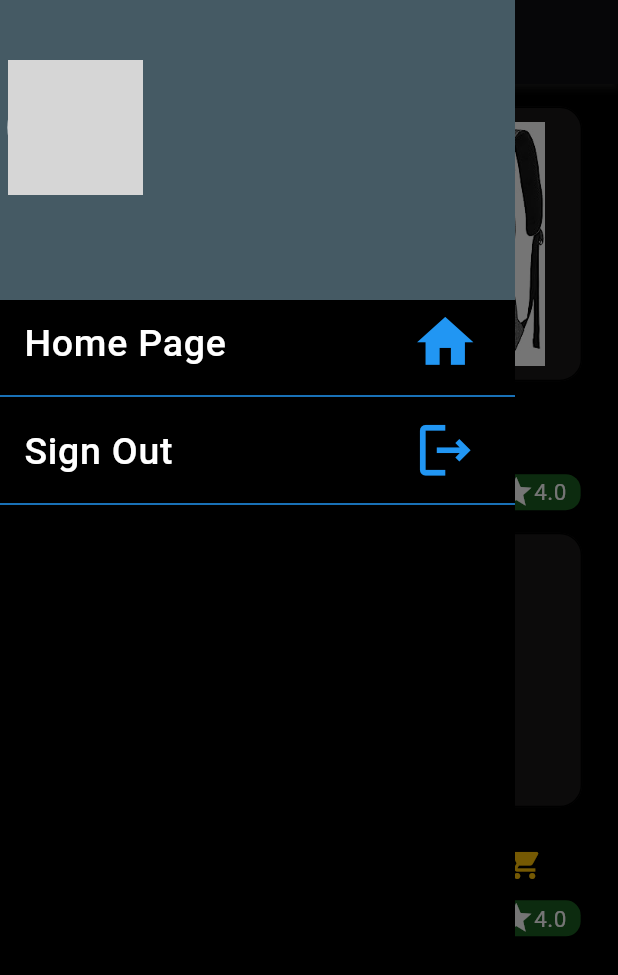
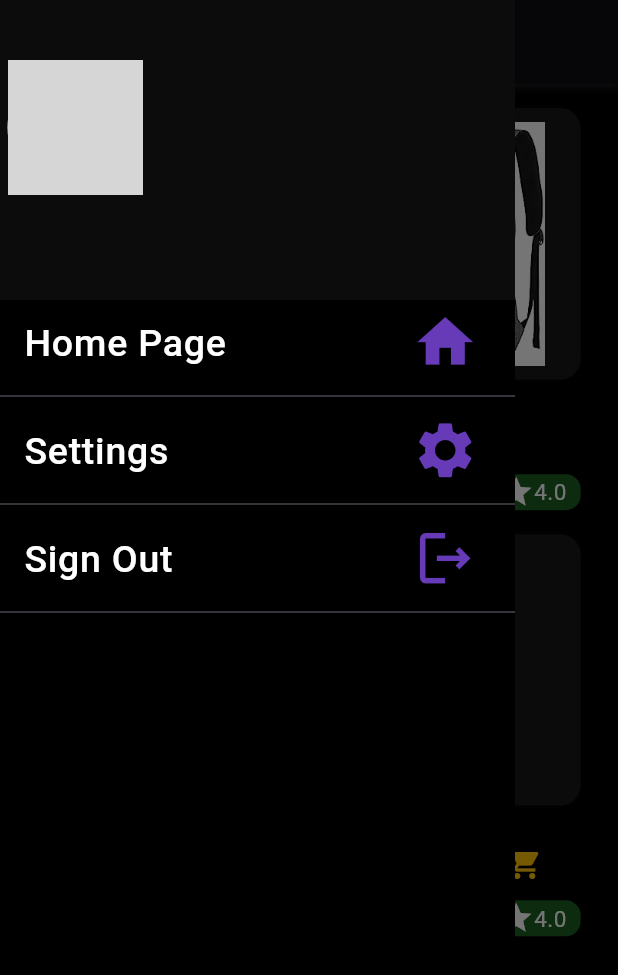
Before and after one commit to MohannadMadi/e-commerce-app, a Flutter app: the HomeScreen screen opened directly with empty values, with the side drawer open, on a phone screen of 412 x 824 dp. Shown: the top 975 px of the screen. Run offline on Flutter 3.47's test engine with Material 3 defaults, Android fonts, the phone set to English and light mode, and no system bars; our stand-ins replace connectivity, email_validator, firebase_auth, firebase_core, flutter_pw_validator, image_picker and 1 more; accounts and stored records are empty; grey boxes are pictures that could not be loaded.

Commit message:
added settingsScreen and ImagePicker

```diff
--- a/lib/custom_widgets/custom_drawer.dart
+++ b/lib/custom_widgets/custom_drawer.dart
@@ -2,9 +2,9 @@
 
 import 'package:course/screens/authentication/sign_in.dart';
 import 'package:course/screens/home_screen.dart';
+import 'package:course/screens/settings/settings_screen.dart';
 import 'package:course/services/firebase_auth_services.dart';
 import 'package:flutter/material.dart';
-import 'package:flutter/src/widgets/framework.dart';
 
 import 'package:course/model/user.dart';
 import 'package:loading_animation_widget/loading_animation_widget.dart';
@@ -37,27 +37,27 @@ class _CustomDrawerState extends State<CustomDrawer> {
             children: [
               Container(
                 height: 200,
-                color: Colors.blueGrey[700],
+                color: const Color.fromARGB(255, 12, 12, 12),
                 child: Column(
                   children: [
-                    SizedBox(
+                    const SizedBox(
                       height: 40,
                     ),
                     Row(
                       children: [
-                        SizedBox(
+                        const SizedBox(
                           width: 5,
                         ),
                         widget.user.profilePic == null
-                            ? CircleAvatar(
+                            ? const CircleAvatar(
                                 backgroundColor:
                                     Color.fromARGB(255, 19, 19, 19),
-                                child: const Icon(
+                                radius: 45,
+                                child: Icon(
                                   Icons.person,
                                   size: 80,
                                   color: Colors.grey,
                                 ),
-                                radius: 45,
                               )
                             : CircleAvatar(
                                 backgroundColor: Colors.white,
@@ -65,13 +65,14 @@ class _CustomDrawerState extends State<CustomDrawer> {
                                 foregroundImage:
                                     AssetImage(widget.user.profilePic!),
                               ),
-                        SizedBox(
+                        const SizedBox(
                           width: 10,
                         ),
                         Expanded(
                           child: Text(
                             widget.user.userName,
-                            style: TextStyle(fontSize: 35, color: Colors.white),
+                            style: const TextStyle(
+                                fontSize: 35, color: Colors.white),
                           ),
                         )
                       ],
@@ -80,10 +81,10 @@ class _CustomDrawerState extends State<CustomDrawer> {
                 ),
               ),
               CustomListTile(
-                icon: Icon(
+                icon: const Icon(
                   Icons.home,
                   size: 45,
-                  color: Colors.blue,
+                  color: Colors.deepPurple,
                 ),
                 text: "Home Page",
                 pageRoute: HomeScreen(
@@ -91,8 +92,19 @@ class _CustomDrawerState extends State<CustomDrawer> {
                 ),
               ),
               CustomListTile(
+                text: "Settings",
+                icon: const Icon(
+                  Icons.settings,
+                  size: 45,
+                  color: Colors.deepPurple,
+                ),
+                pageRoute: Settings(
+                  user: widget.user,
+                ),
+              ),
+              CustomListTile(
                   text: "Sign Out",
-                  onpressed: () async {
+                  onpressed: () {
                     setState(() {
                       loading = true;
                     });
@@ -103,10 +115,10 @@ class _CustomDrawerState extends State<CustomDrawer> {
                       loading = false;
                     });
                   },
-                  icon: Icon(
+                  icon: const Icon(
                     Icons.logout_outlined,
                     size: 45,
-                    color: Colors.blue,
+                    color: Colors.deepPurple,
                   ))
             ],
           ),
@@ -121,7 +133,7 @@ class _CustomDrawerState extends State<CustomDrawer> {
                       color: Colors.white, size: 80),
                 ),
               )
-            : SizedBox(),
+            : const SizedBox(),
       ],
     );
   }
--- a/lib/custom_widgets/custom_tile.dart
+++ b/lib/custom_widgets/custom_tile.dart
@@ -1,13 +1,12 @@
 // ignore_for_file: public_member_api_docs, sort_constructors_first
 import 'package:flutter/material.dart';
-import 'package:flutter/src/widgets/framework.dart';
 
 class CustomListTile extends StatefulWidget {
   final String text;
   final Widget? pageRoute;
   final Function? onpressed;
   final Icon icon;
-  CustomListTile({
+  const CustomListTile({
     Key? key,
     this.onpressed,
     required this.text,
@@ -33,12 +32,10 @@ class _CustomListTileState extends State<CustomListTile> {
             },
             leading: Text(
               widget.text,
-              style: TextStyle(color: Colors.white, fontSize: 25),
+              style: const TextStyle(color: Colors.white, fontSize: 25),
             ),
             trailing: widget.icon),
-        Divider(
-          color: Colors.blue,
-        )
+        const Divider()
       ],
     );
   }
--- a/lib/main.dart
+++ b/lib/main.dart
@@ -17,15 +17,13 @@ class MyApp extends StatefulWidget {
 }
 
 class _MyAppState extends State<MyApp> {
-  ThemeData customTheme = ThemeData.dark()
-      .copyWith(appBarTheme: AppBarTheme(backgroundColor: Colors.purple));
   bool dark = false;
   @override
   Widget build(BuildContext context) {
     return MaterialApp(
       debugShowCheckedModeBanner: false,
       theme: ThemeData.dark(),
-      home: Scaffold(
+      home: const Scaffold(
         body: SignInPage(),
       ),
     );
--- a/lib/screens/authentication/sign_in.dart
+++ b/lib/screens/authentication/sign_in.dart
@@ -1,7 +1,3 @@
-import 'dart:ffi';
-import 'dart:io';
-
-import 'package:course/model/user.dart';
 import 'package:course/screens/home_screen.dart';
 import 'package:course/screens/authentication/sign_up.dart';
 import 'package:email_validator/email_validator.dart';
--- a/lib/screens/home_screen.dart
+++ b/lib/screens/home_screen.dart
@@ -1,5 +1,4 @@
 import 'package:flutter/material.dart';
-import 'package:flutter/src/widgets/framework.dart';
 import '../custom_widgets/custom_drawer.dart';
 import '../custom_widgets/item_card_widget.dart';
 import '../model/item_card_class.dart';
@@ -18,19 +17,20 @@ class _HomeScreenState extends State<HomeScreen> {
   double left = 40;
   bool animate = false;
   late Item selectedItem = item1;
-  late Offset itemPosition = Offset(0, 0);
+  late Offset itemPosition = const Offset(0, 0);
   @override
   void initState() {
     super.initState();
   }
 
-  getPos(GlobalKey _productKey) {
+  getPos(GlobalKey productKey) {
     RenderBox renderBox =
-        _productKey.currentContext!.findRenderObject() as RenderBox;
+        productKey.currentContext!.findRenderObject() as RenderBox;
     itemPosition = renderBox.localToGlobal(Offset.zero);
-    print(itemPosition);
+    debugPrint(itemPosition.toString());
   }
 
+  @override
   Widget build(BuildContext context) {
     return Stack(
       children: [
@@ -42,13 +42,13 @@ class _HomeScreenState extends State<HomeScreen> {
           appBar: AppBar(
             backgroundColor: Colors.black,
             elevation: 2,
-            shadowColor: Color(0xFF555555),
+            shadowColor: const Color(0xFF555555),
             title: const Text(
               ".\\Splash",
               style: TextStyle(color: Colors.white70),
             ),
           ),
-          body: Container(
+          body: SizedBox(
             height: double.infinity,
             child: Column(
               children: [
@@ -58,7 +58,7 @@ class _HomeScreenState extends State<HomeScreen> {
                     SingleChildScrollView(
                       child: Column(
                         children: [
-                          SizedBox(
+                          const SizedBox(
                             height: 5,
                           ),
                           Column(
@@ -68,7 +68,7 @@ class _HomeScreenState extends State<HomeScreen> {
                                   crossAxisAlignment: WrapCrossAlignment.center,
                                   children: [
                                     ...items.map((e) {
-                                      final GlobalKey _productKey = GlobalKey(
+                                      final GlobalKey productKey = GlobalKey(
                                           debugLabel:
                                               "item ${items.indexOf(e)}");
                                       return Padding(
@@ -77,12 +77,12 @@ class _HomeScreenState extends State<HomeScreen> {
                                         child: Column(
                                           children: [
                                             ItemCard(
-                                              key: _productKey,
+                                              key: productKey,
                                               item: e,
                                               onCartPressed: () {
                                                 setState(() {
                                                   selectedItem = e;
-                                                  getPos(_productKey);
+                                                  getPos(productKey);
                                                   e.animate = !e.animate;
                                                   bottom = itemPosition.dy;
                                                   left = itemPosition.dx;
@@ -107,7 +107,7 @@ class _HomeScreenState extends State<HomeScreen> {
                                   ]),
                             ],
                           ),
-                          Row()
+                          const Row()
                         ],
                       ),
                     ),
--- /dev/null
+++ b/lib/screens/settings/settings_screen.dart
@@ -0,0 +1,33 @@
+import 'package:course/model/user.dart';
+import 'package:course/screens/settings/profilepic_changer.dart';
+import 'package:flutter/material.dart';
+
+class Settings extends StatefulWidget {
+  final CustomUser user;
+
+  const Settings({super.key, required this.user});
+
+  @override
+  State<Settings> createState() => _SettingsState();
+}
+
+class _SettingsState extends State<Settings> {
+  @override
+  Widget build(BuildContext context) {
+    return Scaffold(
+      appBar: AppBar(
+        title: Text(
+          "Settings",
+        ),
+        backgroundColor: Colors.black,
+        elevation: 2,
+        shadowColor: Color(0xFF555555),
+      ),
+      body: SingleChildScrollView(
+        child: Column(
+          children: [ProfilePicChanger(user: widget.user)],
+        ),
+      ),
+    );
+  }
+}
```
Also changed, not shown: lib/custom_widgets/item_copy.dart (+2 -5 lines), lib/screens/settings/profilepic_changer.dart (added, +56 -0 lines), lib/screens/settings/settings_section.dart (added, +15 -0 lines), 1 other file.
